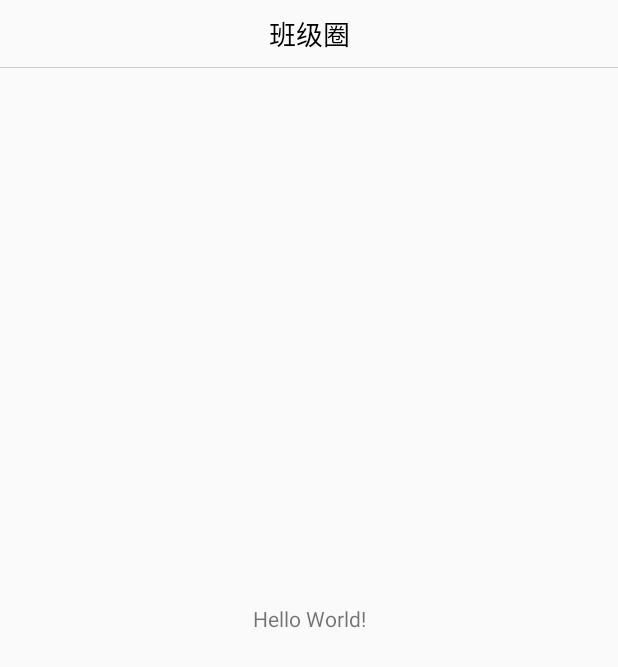
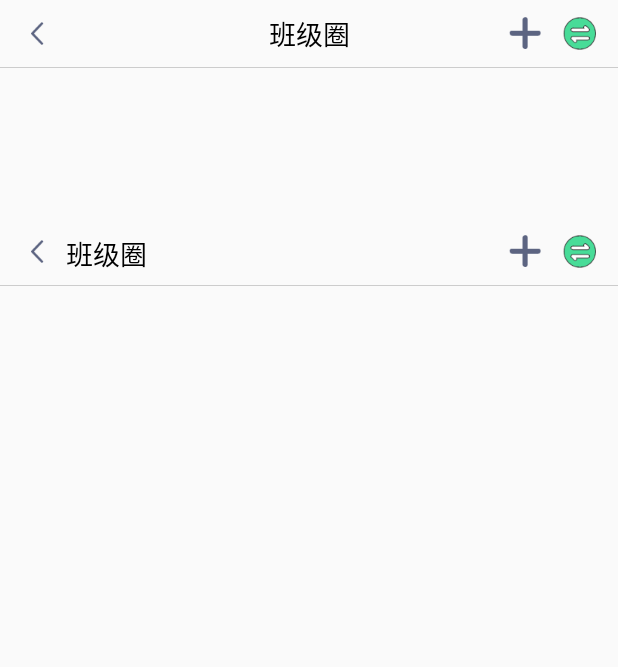
Before and after one commit to yanyanmm/YToolBar, an Android app: the screen it shows after launch (MainActivity), on a phone screen of 412 x 824 dp. Shown: the top 667 px of the screen. Run offline under Robolectric (Android 15) with nearby library versions, the phone set to English and light mode, and no system bars.

Commit message:
update toolbar icon

```diff
--- a/YToolBarLibrary/src/main/java/com/lihg/library/toolbar/YToolBar.java
+++ b/YToolBarLibrary/src/main/java/com/lihg/library/toolbar/YToolBar.java
@@ -6,7 +6,10 @@ import android.graphics.Color;
 import android.util.AttributeSet;
 import android.view.Gravity;
 import android.view.View;
+import android.view.ViewGroup;
+import android.widget.Button;
 import android.widget.FrameLayout;
+import android.widget.ImageButton;
 import android.widget.LinearLayout;
 import android.widget.TextView;
 
@@ -15,9 +18,14 @@ public class YToolBar extends FrameLayout {
     private Context mContext;
 
     private int mToolBarHeight;
+    private int mPadding;
+
+    private LinearLayout mLeftLayout;
+    private LinearLayout mMiddleLayout;
+    private LinearLayout mRightLayout;
 
     private TextView mTitleView;
-    private LinearLayout mToolBarLayout;
+    private ImageButton mBackBtn;
 
     public YToolBar(Context context, AttributeSet attrs) {
         this(context, attrs, 0);
@@ -27,9 +35,12 @@ public class YToolBar extends FrameLayout {
         super(context, attrs, defStyleAttr);
         mContext = context.getApplicationContext();
         mToolBarHeight = YDesityUtil.dp2px(mContext, 45);
+        mPadding = YDesityUtil.dp2px(mContext, 15);
 
         this.initAttrs(attrs);
         this.initViews();
+
+        this.addBackButton();
     }
 
     private void initAttrs(AttributeSet attrs) {
@@ -51,17 +62,111 @@ public class YToolBar extends FrameLayout {
         mTitleView.setTextColor(Color.BLACK);
         this.addView(mTitleView);
 
-        mToolBarLayout = new LinearLayout(mContext);
-        mToolBarLayout.setLayoutParams(new LayoutParams(-1, -1));
-        this.addView(mToolBarLayout);
-
         View lineView = new View(mContext);
         lineView.setLayoutParams(new LayoutParams(-1, 1, Gravity.BOTTOM));
         lineView.setBackgroundColor(Color.LTGRAY);
         this.addView(lineView);
+
+        LinearLayout layout = new LinearLayout(mContext);
+        layout.setLayoutParams(new LayoutParams(-1, -1));
+        layout.setGravity(Gravity.CENTER_VERTICAL);
+        this.addView(layout);
+
+        mLeftLayout = new LinearLayout(mContext);
+        mLeftLayout.setLayoutParams(new LinearLayout.LayoutParams(-2, -2));
+        mLeftLayout.setGravity(Gravity.CENTER_VERTICAL);
+        layout.addView(mLeftLayout);
+
+        mMiddleLayout = new LinearLayout(mContext);
+        LinearLayout.LayoutParams params = new LinearLayout.LayoutParams(-2, -2, 1);
+        params.setMarginStart(mPadding);
+        params.setMarginEnd(mPadding);
+        mMiddleLayout.setLayoutParams(params);
+        mMiddleLayout.setGravity(Gravity.CENTER_VERTICAL);
+        layout.addView(mMiddleLayout);
+
+        mRightLayout = new LinearLayout(mContext);
+        mRightLayout.setLayoutParams(new LinearLayout.LayoutParams(-2, -2));
+        mRightLayout.setGravity(Gravity.CENTER_VERTICAL);
+        layout.addView(mRightLayout);
+    }
+
+    private void addBackButton() {
+        mBackBtn = createButtonWithImage(R.mipmap.back);
+        this.addLeftView(mBackBtn);
+    }
+
+    public void addLeftView(View view) {
+        this.addLeftView(view, mPadding, 0);
+    }
+
+    public void addLeftView(View view, int marginStart, int marginEnd) {
+        if (view != null) {
+            LinearLayout.LayoutParams params = new LinearLayout.LayoutParams(-2, -2);
+            params.setMarginStart(marginStart);
+            params.setMarginEnd(marginEnd);
+            view.setLayoutParams(params);
+            mLeftLayout.addView(view);
+        }
+    }
+
+    public void addMiddleView(View view) {
+        if (view != null) {
+            mMiddleLayout.addView(view);
+        }
+    }
+
+    public void addRightView(View view) {
+        this.addRightView(view, 0, mPadding);
+    }
+
+    public void addRightView(View view, int marginStart, int marginEnd) {
+        if (view != null) {
+            LinearLayout.LayoutParams params = new LinearLayout.LayoutParams(-2, -2);
+            params.setMarginStart(marginStart);
+            params.setMarginEnd(marginEnd);
+            view.setLayoutParams(params);
+            mRightLayout.addView(view);
+        }
+    }
+
+    public ImageButton createButtonWithImage(int resid) {
+        ImageButton btn = new ImageButton(mContext);
+        btn.setBackgroundColor(Color.TRANSPARENT);
+        btn.setImageResource(resid);
+        return btn;
+    }
+
+    public Button createButtonWithText(int resid) {
+        Button btn = new Button(mContext);
+        btn.setBackgroundColor(Color.TRANSPARENT);
+        btn.setText(resid);
+        btn.setTextSize(15);
+        return btn;
+    }
+
+    public Button createButtonWithText(String text) {
+        Button btn = new Button(mContext);
+        btn.setBackgroundColor(Color.TRANSPARENT);
+        btn.setText(text);
+        btn.setTextSize(18);
+        btn.setTextColor(Color.BLACK);
+        return btn;
     }
 
     public TextView getTitleView() {
         return mTitleView;
     }
+
+    public ImageButton getBackBtn() {
+        return mBackBtn;
+    }
+
+    public int getPadding() {
+        return mPadding;
+    }
+
+    public void setPadding(int padding) {
+        this.mPadding = mPadding;
+    }
 }
--- a/app/src/main/java/com/lihg/toolbar/MainActivity.java
+++ b/app/src/main/java/com/lihg/toolbar/MainActivity.java
@@ -5,7 +5,10 @@ import android.os.Build;
 import android.support.v7.app.AppCompatActivity;
 import android.os.Bundle;
 import android.view.View;
+import android.widget.ImageButton;
+import android.widget.Toast;
 
+import com.lihg.library.toolbar.YDesityUtil;
 import com.lihg.library.toolbar.YToolBar;
 
 public class MainActivity extends AppCompatActivity {
@@ -21,6 +24,55 @@ public class MainActivity extends AppCompatActivity {
 
         YToolBar toolBar = findViewById(R.id.toolBar);
         toolBar.getTitleView().setText("班级圈");
-        toolBar.getTitleView().setTextSize(18);
+        toolBar.getBackBtn().setOnClickListener(new View.OnClickListener() {
+            @Override
+            public void onClick(View v) {
+                Toast.makeText(getApplicationContext(), "点击返回", Toast.LENGTH_LONG).show();
+            }
+        });
+        ImageButton rightAddBtn = toolBar.createButtonWithImage(R.mipmap.btn_add);
+        rightAddBtn.setOnClickListener(new View.OnClickListener() {
+            @Override
+            public void onClick(View v) {
+                Toast.makeText(getApplicationContext(), "点击+", Toast.LENGTH_LONG).show();
+            }
+        });
+        toolBar.addRightView(rightAddBtn);
+        ImageButton rightBtn = toolBar.createButtonWithImage(R.mipmap.btn_switch);
+        rightBtn.setOnClickListener(new View.OnClickListener() {
+            @Override
+            public void onClick(View v) {
+                Toast.makeText(getApplicationContext(), "点击切换", Toast.LENGTH_LONG).show();
+            }
+        });
+        toolBar.addRightView(rightBtn);
+
+        YToolBar toolBar2 = findViewById(R.id.toolBar2);
+        toolBar2.getTitleView().setVisibility(View.GONE);
+        //toolBar2.getBackBtn().setVisibility(View.GONE);
+        toolBar2.getBackBtn().setOnClickListener(new View.OnClickListener() {
+            @Override
+            public void onClick(View v) {
+                Toast.makeText(getApplicationContext(), "点击返回", Toast.LENGTH_LONG).show();
+            }
+        });
+        int left = 0 - YDesityUtil.dp2px(this, 10);
+        toolBar2.addLeftView(toolBar2.createButtonWithText("班级圈"), left, 0);
+        ImageButton rightAddBtn2 = toolBar2.createButtonWithImage(R.mipmap.btn_add);
+        rightAddBtn2.setOnClickListener(new View.OnClickListener() {
+            @Override
+            public void onClick(View v) {
+                Toast.makeText(getApplicationContext(), "点击+", Toast.LENGTH_LONG).show();
+            }
+        });
+        toolBar2.addRightView(rightAddBtn2);
+        ImageButton rightBtn2 = toolBar2.createButtonWithImage(R.mipmap.btn_switch);
+        rightBtn2.setOnClickListener(new View.OnClickListener() {
+            @Override
+            public void onClick(View v) {
+                Toast.makeText(getApplicationContext(), "点击切换", Toast.LENGTH_LONG).show();
+            }
+        });
+        toolBar2.addRightView(rightBtn2);
     }
 }
--- a/app/src/main/res/layout/activity_main.xml
+++ b/app/src/main/res/layout/activity_main.xml
@@ -10,14 +10,12 @@
         android:layout_width="match_parent"
         android:layout_height="45dp"
         android:background="@android:color/transparent"/>
-    <TextView
-        android:layout_width="wrap_content"
-        android:layout_height="wrap_content"
-        android:text="Hello World!"
-        app:layout_constraintBottom_toBottomOf="parent"
-        app:layout_constraintLeft_toLeftOf="parent"
-        app:layout_constraintRight_toRightOf="parent"
-        app:layout_constraintTop_toTopOf="parent" />
-
+    <com.lihg.library.toolbar.YToolBar
+        android:id="@+id/toolBar2"
+        android:layout_width="match_parent"
+        android:layout_height="45dp"
+        android:layout_marginTop="100dp"
+        android:background="@android:color/transparent"
+        app:layout_constraintTop_toBottomOf="@+id/toolBar"/>
 
 </android.support.constraint.ConstraintLayout>
```
Also changed, not shown: app/src/main/res/mipmap-xhdpi/btn_add.png (added), app/src/main/res/mipmap-xhdpi/btn_switch.png (added).
